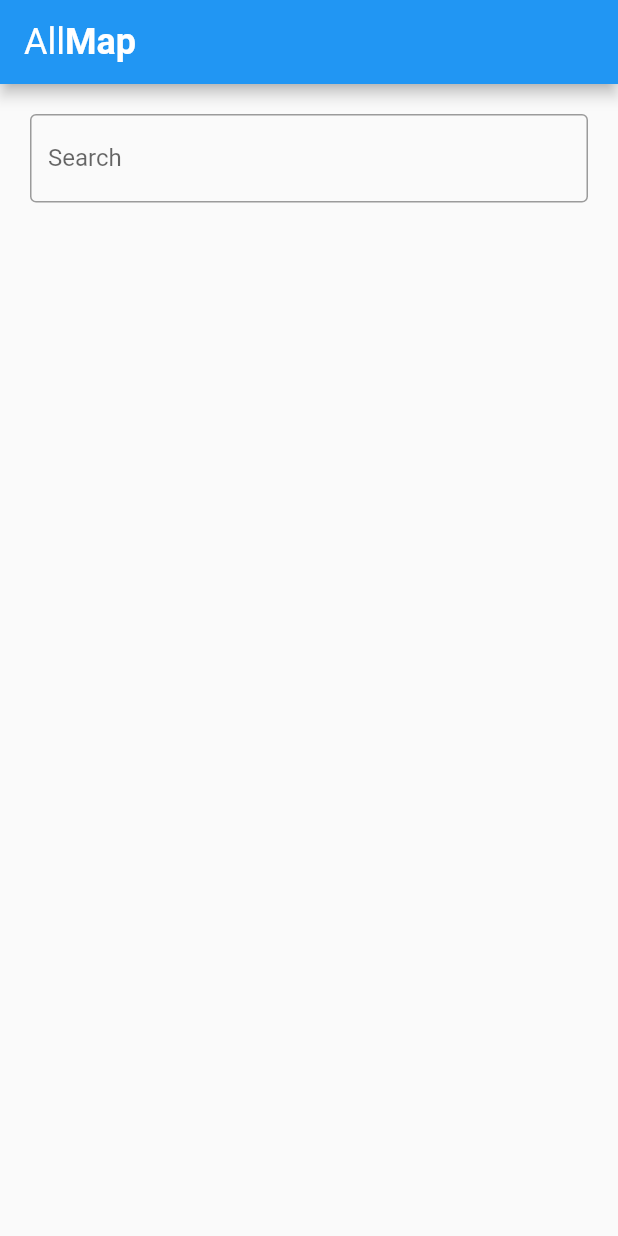
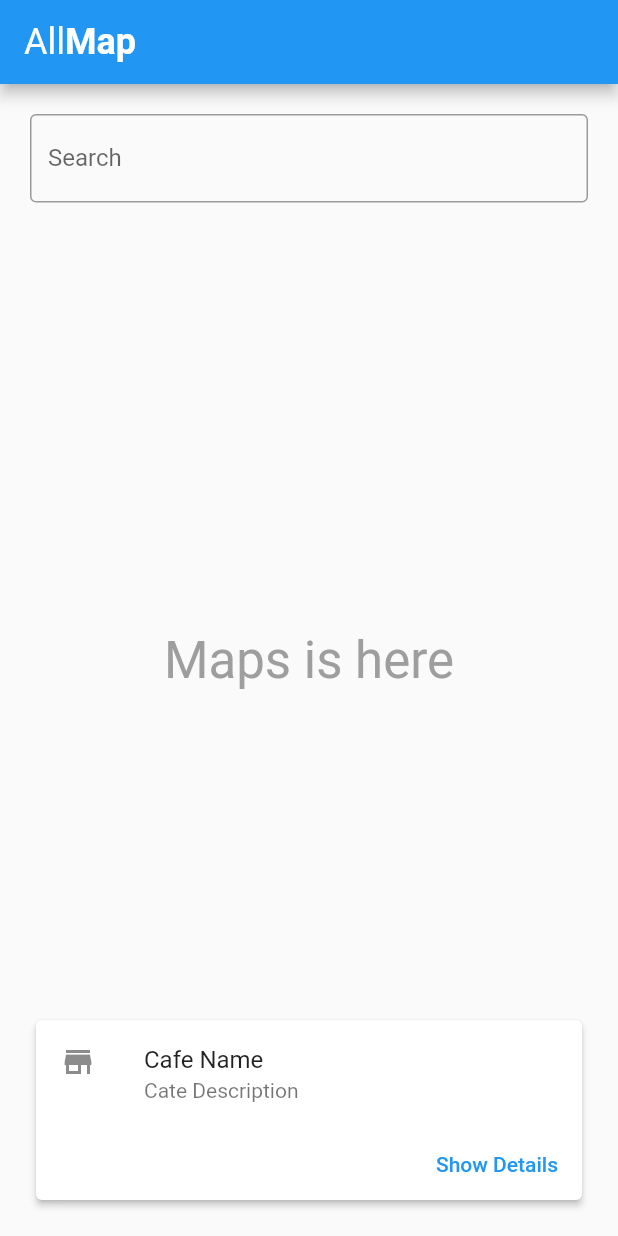
Before and after one commit to seonghyeonkimm/all-about-location, a Flutter app: the screen it shows after launch, on a phone screen of 412 x 824 dp. Run offline on Flutter 3.47's test engine with Material 2 defaults, Android fonts, the phone set to English and light mode, and no system bars.

Commit message:
Add Bottom Fixed Card Example

```diff
--- a/lib/main.dart
+++ b/lib/main.dart
@@ -31,8 +31,7 @@ class _MyHomePageState extends State<MyHomePage> {
             text: TextSpan(
           children: [
             TextSpan(text: 'All'),
-              TextSpan(
-                  text: 'Map', style: TextStyle(fontWeight: FontWeight.bold))
+            TextSpan(text: 'Map', style: TextStyle(fontWeight: FontWeight.bold))
           ],
           style: Theme.of(context)
               .textTheme
@@ -40,7 +39,15 @@ class _MyHomePageState extends State<MyHomePage> {
               .copyWith(color: Colors.white),
         )),
       ),
-        body: Container(
+      body: Stack(children: [
+        Center(
+          child: Text('Maps is here',
+              style: Theme.of(context)
+                  .textTheme
+                  .headline4
+                  .copyWith(color: Colors.grey)),
+        ),
+        Positioned(
           child: Column(
             children: [
               Padding(
@@ -52,6 +59,41 @@ class _MyHomePageState extends State<MyHomePage> {
               ),
             ],
           ),
-        ));
+        ),
+        Positioned(
+            left: 0,
+            right: 0,
+            bottom: 0,
+            child: SafeArea(
+                child: Padding(
+              padding: const EdgeInsets.all(20),
+              child: Card(
+                elevation: 2.0,
+                child: Padding(
+                    padding: const EdgeInsets.only(right: 8),
+                    child: Column(
+                      children: [
+                        ListTile(
+                          leading: Icon(Icons.store),
+                          title: Text('Cafe Name'),
+                          subtitle: Text('Cate Description'),
+                        ),
+                        Row(
+                          mainAxisAlignment: MainAxisAlignment.end,
+                          children: [
+                            TextButton(
+                              child: Text('Show Details'),
+                              onPressed: () {
+                                print('"Show Details" is tapped');
+                              },
+                            ),
+                          ],
+                        )
+                      ],
+                    )),
+              ),
+            )))
+      ]),
+    );
   }
 }
```
Lines whose indentation alone changed are shown as unchanged.
